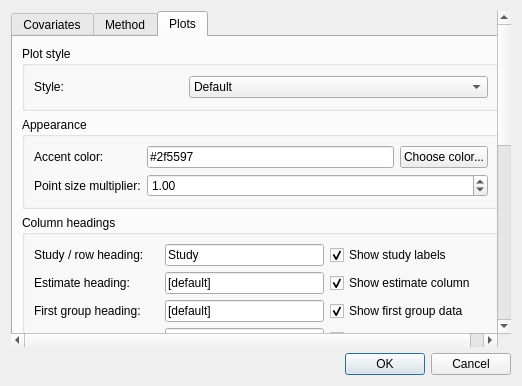
Old version of the form src/rc_metastudio/forms/analysis_setup_dialog.ui in the repository AliSalman-et-al/rc-metastudio.
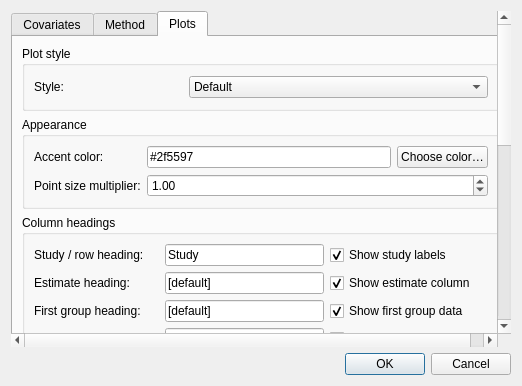
New version of the form. The open tabs and pages were chosen to show the change. Icons and pictures are not drawn. Custom widgets are drawn as their Qt base class.

Commit message: Simplify funnel editor explanation and standardize colour buttons

Patch:
```diff
--- a/src/rc_metastudio/forms/analysis_setup_dialog.ui
+++ b/src/rc_metastudio/forms/analysis_setup_dialog.ui
@@ -199,7 +199,7 @@
           <item row="0" column="2">
           <widget class="QPushButton" name="color_btn">
             <property name="text">
-             <string>Choose color...</string>
+             <string>Choose color…</string>
             </property>
             <property name="accessibleName"><string>Choose plot accent color</string></property>
             <property name="accessibleDescription"><string>Open a color picker for the plot accent color.</string></property>
```
The commit also changes 4 other files.
